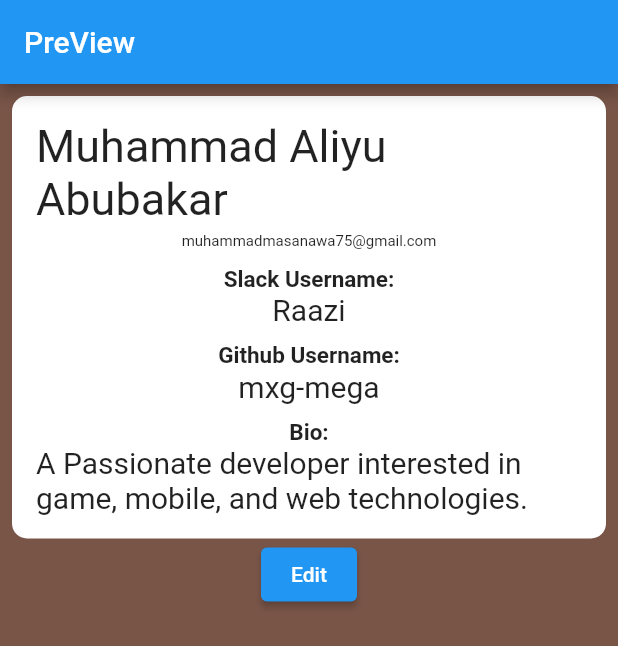
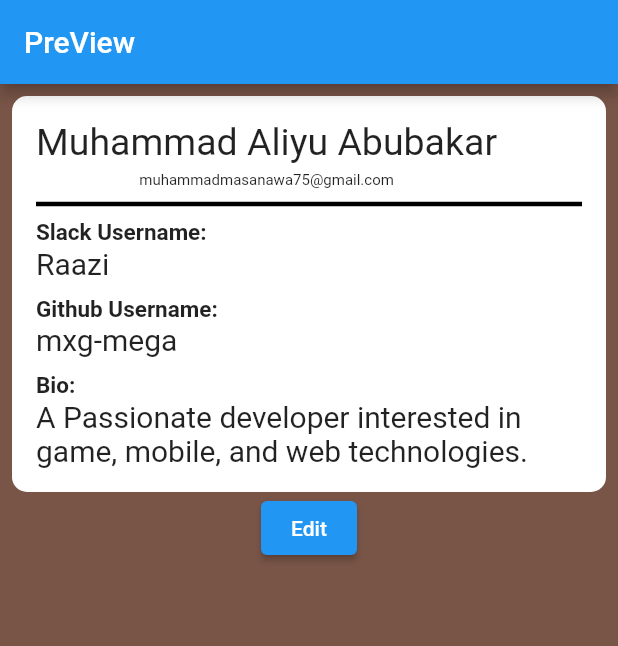
Before and after one commit to mxg-mega/cv_app, a Flutter app: the screen it shows after launch, on a phone screen of 412 x 824 dp. Shown: the top 646 px of the screen. Run offline on Flutter 3.47's test engine with Material 2 defaults, Android fonts, the phone set to English and light mode, and no system bars; missing offline and left inert: dart:ffi.

Commit message:
design lay out of pre view

```diff
--- a/lib/preview_page.dart
+++ b/lib/preview_page.dart
@@ -44,13 +44,18 @@ class _PreViewPageState extends State<PreViewPage> {
                   borderRadius: BorderRadius.circular(10),
                 ),
                 child: Column(
-                  mainAxisAlignment: MainAxisAlignment.end,
+                  crossAxisAlignment: CrossAxisAlignment.start,
                   mainAxisSize: MainAxisSize.max,
                   children: [
-                    Text('$initialName', style: TextStyle(fontSize: 30),),
-                    SizedBox(height: 5,),
-                    Text('$initialEmail', style: TextStyle(fontSize: 10),),
-                    SizedBox(height: 10,),
+                    Column(
+                      crossAxisAlignment: CrossAxisAlignment.center,
+                      children: [
+                        Text('$initialName', style: TextStyle(fontSize: 25,),),
+                        SizedBox(height: 5,),
+                        Text('$initialEmail', style: TextStyle(fontSize: 10),),
+                      ],
+                    ),
+                    SizedBox(height: 20, child: Divider(thickness: 3.0,color: Colors.black,),),
                     Text('Slack Username:', style: TextStyle(fontSize: 15, fontWeight: FontWeight.bold),),
                     Text('$initialSlack', style: TextStyle(fontSize: 20),),
                     SizedBox(height: 10,),
```
